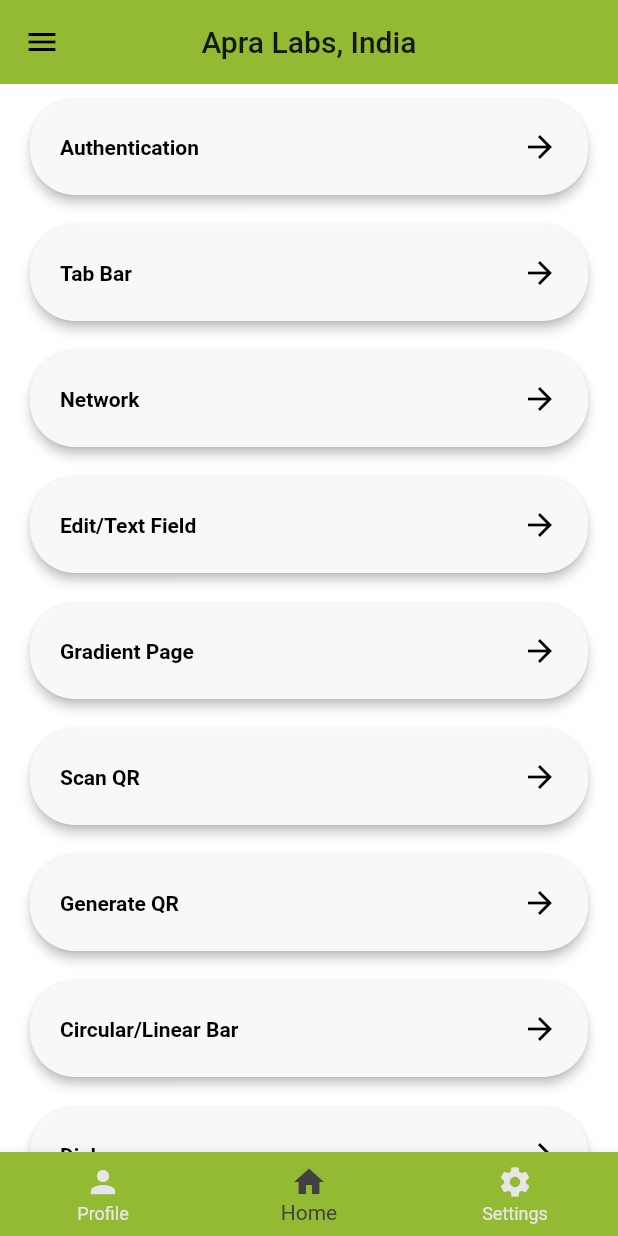
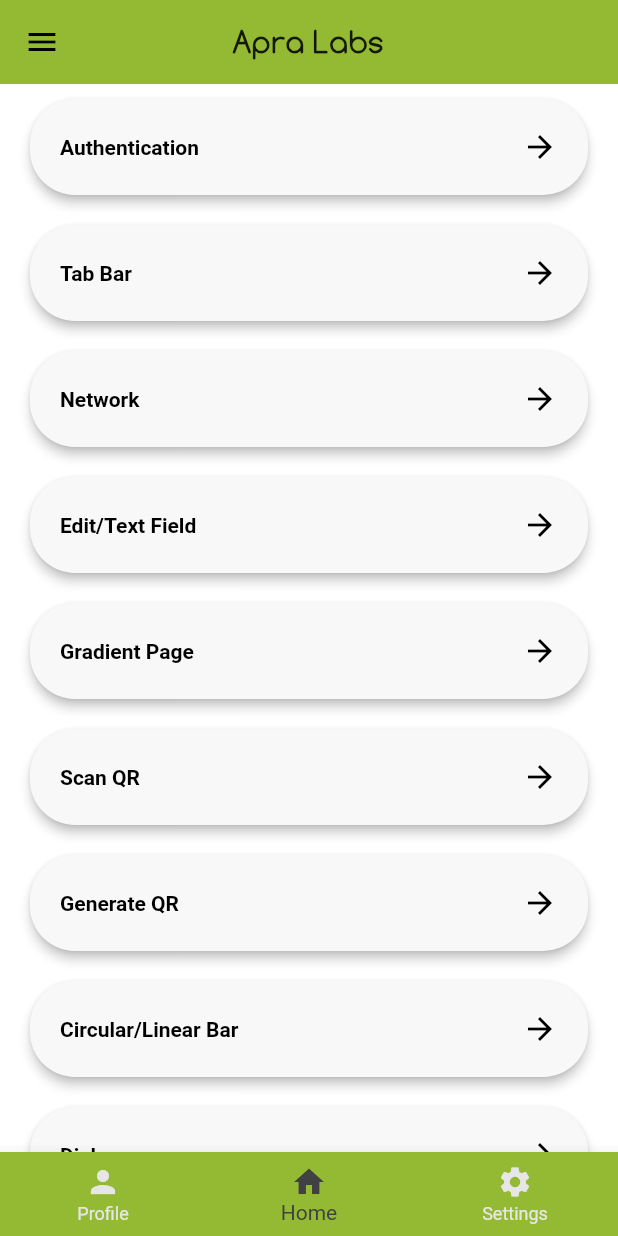
Before and after one commit to Apra-Labs/flutter-apra, a Flutter app: the screen it shows after launch, on a phone screen of 412 x 824 dp. Run offline on Flutter 3.47's test engine with Material 2 defaults, Android fonts, the phone set to English and light mode, and no system bars; our stand-ins replace country_code_picker, dio, flutter_riverpod, geolocator, google_maps_flutter, image_picker and 5 more; missing offline and left inert: encrypt, flutter_polyline_points, qr_code_scanner.

Commit message:
Changed Font family for root page

```diff
--- a/lib/constants.dart
+++ b/lib/constants.dart
@@ -13,7 +13,7 @@ class PageTitles {
   static const String TabBar = "Tab Bar";
   static const String GradientPage = "Gradient Page";
   static const String Settings = "Settings";
-  static const String ApraLabs = "Apra Labs, India";
+  static const String ApraLabs = "Apra Labs";
   static const String QRCode = "Qr Code";
   static const String Authentication = "Authentication";
   static const String CircularLinearBar = "Circular/Linear Bar";
--- a/lib/containers/application_page.dart
+++ b/lib/containers/application_page.dart
@@ -5,6 +5,7 @@ import 'package:flutter_apra/containers/fab.dart';
 
 class ApplicationPage extends StatelessWidget {
   final String title;
+  final TextStyle titleTextStyle;
   final bool showFab;
   final bool showBottomNavigationBar;
   final Widget body;
@@ -22,6 +23,7 @@ class ApplicationPage extends StatelessWidget {
 
   ApplicationPage(
       {this.title,
+      this.titleTextStyle,
       @required this.body,
       this.showBottomNavigationBar = false,
       this.actions = const [],
@@ -48,7 +50,7 @@ class ApplicationPage extends StatelessWidget {
     return Scaffold(
       appBar: title != null
           ? AppBar(
-        title: Text(title),
+              title: Text(title, style: titleTextStyle),
               actions: actions,
               backgroundColor: appBarBackgroundColor,
               toolbarHeight: toolbarHeight,
--- a/lib/pages/profile/profile.dart
+++ b/lib/pages/profile/profile.dart
@@ -44,7 +44,7 @@ class _ProfileState extends State<Profile> {
                 children: <Widget>[
                   ListTile(
                       leading: Icon(Icons.photo_library),
-                      title: Text('Photo Library'),
+                      title: Text('Gallery'),
                       onTap: () {
                         _pickImage(imageSource: ImageSource.gallery);
                         Navigator.of(context).pop();
--- a/lib/pages/root.dart
+++ b/lib/pages/root.dart
@@ -3,6 +3,7 @@ import 'package:flutter_apra/constants.dart';
 import 'package:flutter_apra/containers/application_page.dart';
 import 'package:flutter_apra/pages/profile/profile.dart';
 import 'package:flutter_apra/providers/bottom_actionbar_provider.dart';
+import 'package:flutter_apra/theme.dart';
 import 'package:flutter_riverpod/flutter_riverpod.dart';
 
 import 'home/home.dart';
@@ -14,6 +15,10 @@ class RootPage extends StatelessWidget {
       final bottomIndex = watch(bottomIndexProvider.state);
       return ApplicationPage(
         title: PageTitles.ApraLabs,
+        titleTextStyle: TextStyle(
+            fontFamily: 'Comfortaa',
+            fontWeight: FontWeight.bold,
+            fontSize: FontSize.large),
         showSideNavigationBar: showSideNavigationBar(bottomIndex),
         centerTitle: true,
         padding: EdgeInsets.zero,
```
Also changed, not shown: pubspec.yaml (+4 -4 lines), assets/fonts/Comfortaa_Thin.ttf (added), 1 other file. Lines whose indentation alone changed are shown as unchanged.
